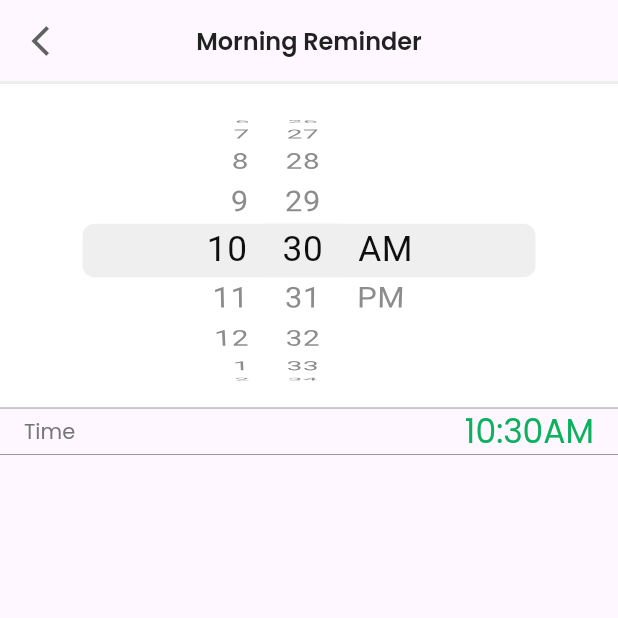
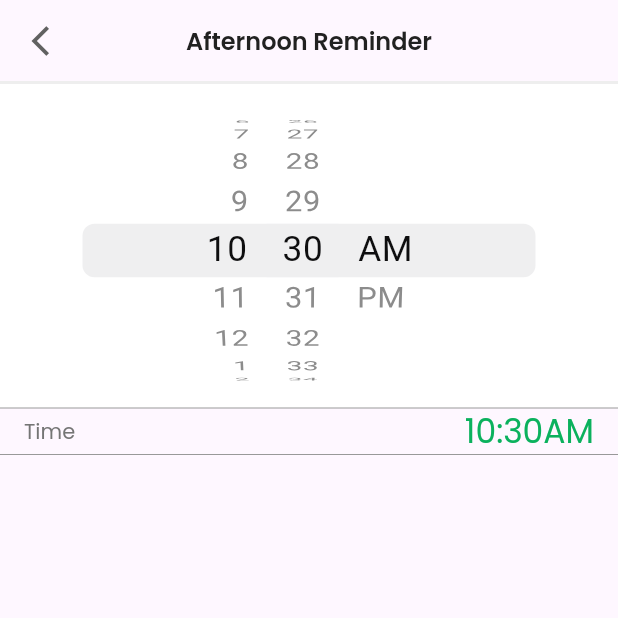
Before and after one commit to kwakdeung/lymphowear_remote_app, a Flutter app: the AfternoonReminder screen opened directly, on a phone screen of 412 x 824 dp, the top half of it. Run offline on Flutter 3.47's test engine with Material 2 defaults, Android fonts, the phone set to English and light mode, and no system bars; our stand-ins replace flutter_svg, lottie.

Commit message:
reminder 수정중

```diff
--- a/lib/pages/reminder/afternoon_reminder.dart
+++ b/lib/pages/reminder/afternoon_reminder.dart
@@ -40,7 +40,7 @@ class _AfternoonReminderState extends State<AfternoonReminder> {
           ),
         ),
         title: Text(
-          'Morning Reminder',
+          'Afternoon Reminder',
           style: Theme.of(context).textTheme.headline6,
         ),
         bottom: PreferredSize(
--- a/lib/pages/reminder/evening_reminder.dart
+++ b/lib/pages/reminder/evening_reminder.dart
@@ -40,7 +40,7 @@ class _EveningReminderState extends State<EveningReminder> {
           ),
         ),
         title: Text(
-          'Morning Reminder',
+          'Evening Reminder',
           style: Theme.of(context).textTheme.headline6,
         ),
         bottom: PreferredSize(
--- a/lib/pages/reminder/night_reminder.dart
+++ b/lib/pages/reminder/night_reminder.dart
@@ -40,7 +40,7 @@ class _NightReminderState extends State<NightReminder> {
           ),
         ),
         title: Text(
-          'Morning Reminder',
+          'Night Reminder',
           style: Theme.of(context).textTheme.headline6,
         ),
         bottom: PreferredSize(
```
